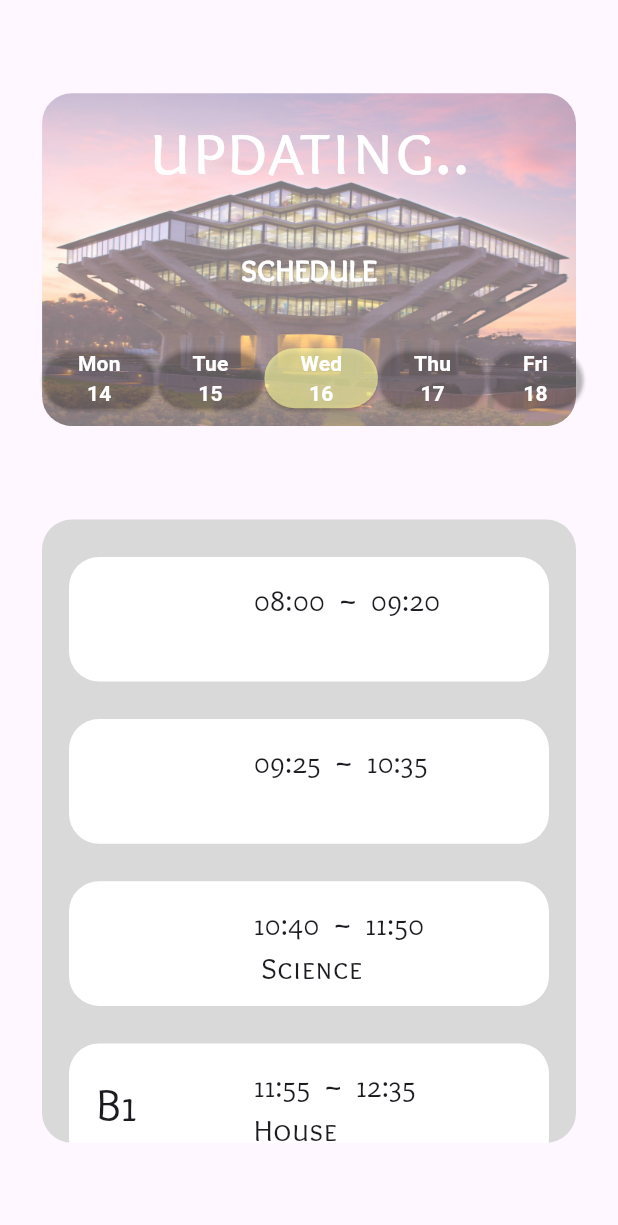
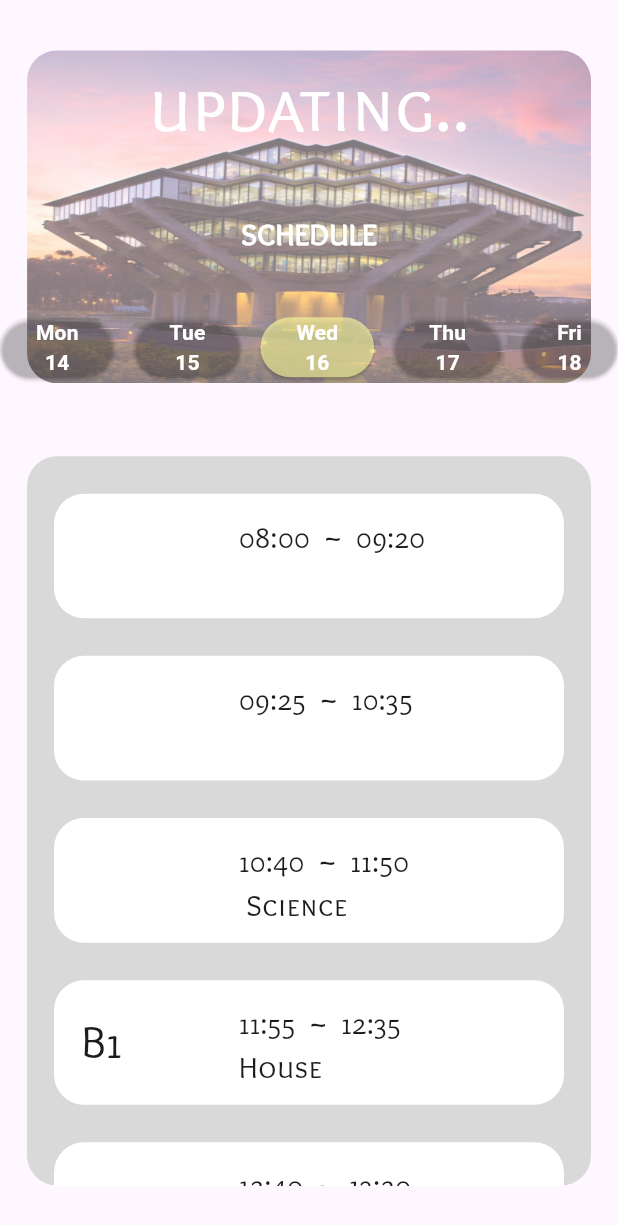
Before and after one commit to ahnjju73/cds_senior_project, a Flutter app: the Schedule widget shown alone on an empty page, opened directly with empty values, after a tap on "Tue", after a tap on "Wed", on a phone screen of 412 x 824 dp. Shown: the top 1225 px of the screen. Run offline on Flutter 3.47's test engine with Material 3 defaults, Android fonts, the phone set to English and light mode, and no system bars; our stand-ins replace firebase_core, firebase_storage, shared_preferences; missing offline and left inert: excel; accounts and stored records are empty; network calls fail.

Commit message:
ui fixed

```diff
--- a/lib/account/page/schedule.dart
+++ b/lib/account/page/schedule.dart
@@ -239,16 +239,17 @@ class _ScheduleState extends State<Schedule> {
 
     var weekdays = getWeekdays(DateTime.now(), 0).getRange(1, 6).toList();
     return SafeArea(
-      child: Padding(
-        padding: const EdgeInsets.symmetric(horizontal: 28.0),
       child: Column(
         mainAxisAlignment: MainAxisAlignment.spaceEvenly,
         children: [
           SizedBox(
             height: dHeight * 251 / 932,
+            width: dWidth,
             child: Stack(
               children: [
-                  ClipRRect(
+                Padding(
+                  padding: const EdgeInsets.symmetric(horizontal: 18.0),
+                  child: ClipRRect(
                     borderRadius: BorderRadius.circular(20.0),
                     child: Image.asset(
                       'assets/images/schedule_bg1.jpg',
@@ -257,6 +258,7 @@ class _ScheduleState extends State<Schedule> {
                       fit: BoxFit.fill,
                       color: Color.fromARGB(128, 255, 255, 255),
                       colorBlendMode: BlendMode.modulate,
+                    ),
                   ),
                 ),
                 Column(
@@ -284,12 +286,12 @@ class _ScheduleState extends State<Schedule> {
                         ),
                       ),
                     ),
-                      Padding(
-                        padding: const EdgeInsets.only(bottom: 8.0),
-                        child: Row(
+                    Row(
+                      mainAxisAlignment: MainAxisAlignment.spaceBetween,
                       children: [
                         ...List.generate(weekdays.length, (idx){
                           return ElevatedButton(
+
                             style: ElevatedButton.styleFrom(
                               backgroundColor: idx + 1 == selected_weekday ? Color.fromARGB(161, 255, 254, 163) : Color.fromARGB(0, 255, 255, 255),
                             ),
@@ -299,7 +301,6 @@ class _ScheduleState extends State<Schedule> {
                               });
                             },
                             child: Column(
-                                  mainAxisAlignment: MainAxisAlignment.spaceBetween,
                               children: [
                                 Text('${week[idx]}',
                                   style: TextStyle(
@@ -319,14 +320,15 @@ class _ScheduleState extends State<Schedule> {
                         }),
                       ],
                     ),
-                      ),
                   ],
                 )
               ]
             ),
           ),
-            SizedBox(
-              height: 470 / 932 * dHeight,
+          Padding(
+            padding: const EdgeInsets.only(left: 18.0, right: 18, top: 15),
+            child: SizedBox(
+              height: 550 / 932 * dHeight,
               child: Container(
                 decoration: BoxDecoration(
                   borderRadius: BorderRadius.all(Radius.circular(20)),
@@ -341,8 +343,8 @@ class _ScheduleState extends State<Schedule> {
                 ),
               ),
             ),
+          ),
         ],
-        ),
       ),
     );
   }
```
Also changed, not shown: 1 other file. Lines whose indentation alone changed are shown as unchanged.
